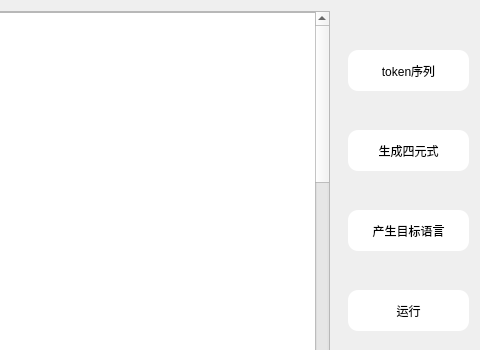
Old version of the form pl0compile/assembly.ui in the repository Cjia7/bianyikeshe; both pictures show x 192 to 672 and y 0 to 350 of the 672 by 448 pixel window.
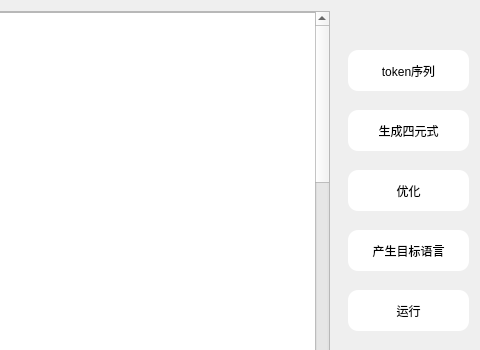
New version of the form.

```diff
--- a/pl0compile/assembly.ui
+++ b/pl0compile/assembly.ui
@@ -24,7 +24,7 @@
    <property name="geometry">
     <rect>
      <x>540</x>
-     <y>210</y>
+     <y>230</y>
      <width>121</width>
      <height>41</height>
     </rect>
@@ -45,7 +45,7 @@
    <property name="geometry">
     <rect>
      <x>540</x>
-     <y>130</y>
+     <y>110</y>
      <width>121</width>
      <height>41</height>
     </rect>
@@ -169,13 +169,27 @@
     <string>返回</string>
    </property>
   </widget>
-  <zorder>pushButton_2</zorder>
-  <zorder>pushButton_3</zorder>
-  <zorder>pushButton_4</zorder>
-  <zorder>scrollArea</zorder>
-  <zorder>pushButton_5</zorder>
-  <zorder></zorder>
-  <zorder>pushButton</zorder>
+  <widget class="QPushButton" name="pushButton_6">
+   <property name="geometry">
+    <rect>
+     <x>540</x>
+     <y>170</y>
+     <width>121</width>
+     <height>41</height>
+    </rect>
+   </property>
+   <property name="styleSheet">
+    <string notr="true">QPushButton {
+    border-radius: 10px;
+	color: rgb(0, 0, 0);
+	font: 10pt &quot;黑体&quot;;
+	background-color: rgb(255, 255, 255);
+}</string>
+   </property>
+   <property name="text">
+    <string>优化</string>
+   </property>
+  </widget>
  </widget>
  <resources/>
  <connections/>
```
